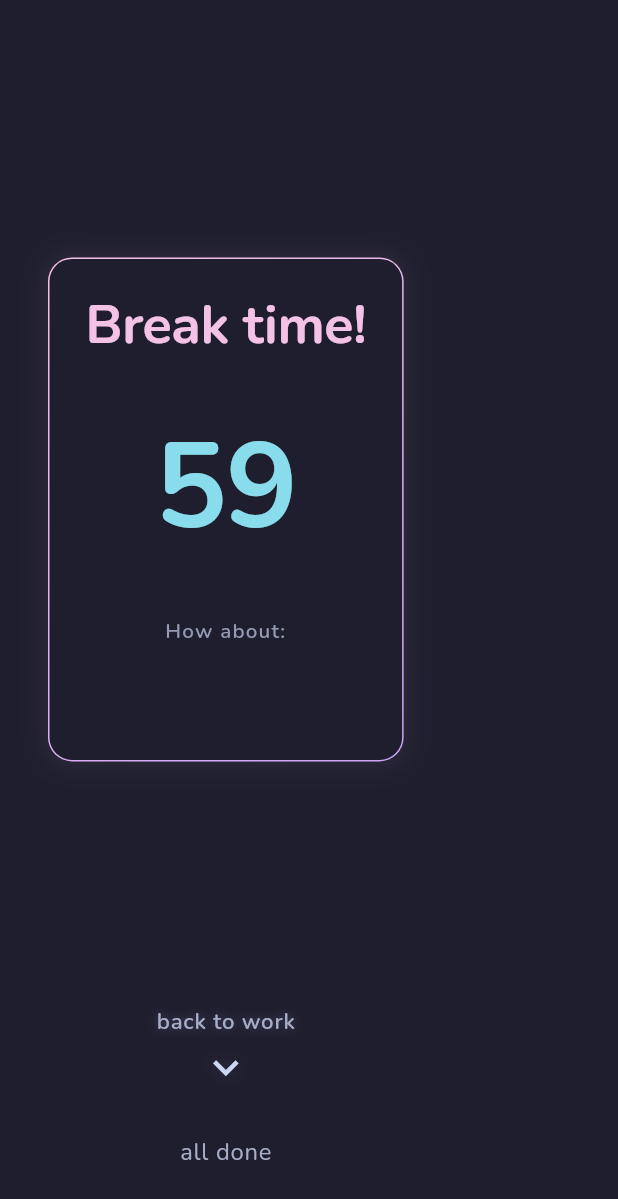
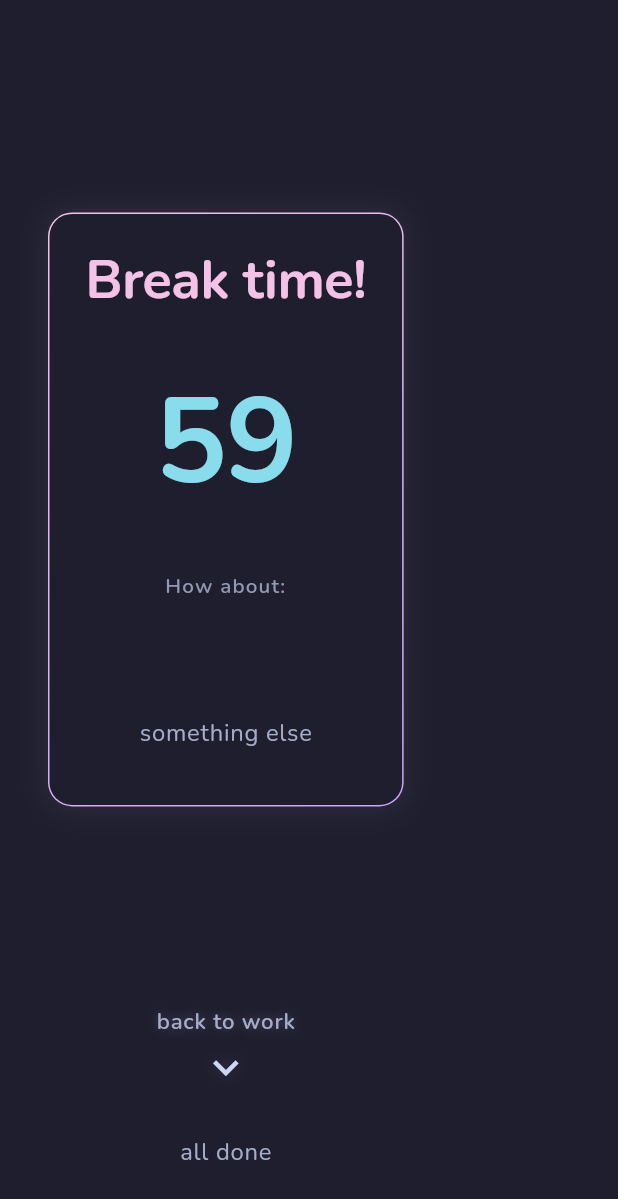
Before and after one commit to vocino/chunk, a Flutter app: the BreakCard widget shown alone on an empty page, opened directly with empty values, on a phone screen of 412 x 824 dp. Shown: the top 1199 px of the screen. Run offline on Flutter 3.47's test engine with Material 3 defaults, Android fonts, the light colour scheme and no system bars; our stand-ins replace audioplayers, shared_preferences; missing offline and left inert: dart:js_interop; accounts and stored records are empty.

Commit message:
feat: break activity refresh button
Break card gains a quiet 'something else' button under the activity
suggestion. Taps draw a new activity excluding the current one and
recent history, record the pick, and crossfade via AnimatedSwitcher.
Unlimited refreshes; countdown untouched.

Widget test pins the swap with a deterministic two-item pool; docs
updated and open design question 3 resolved.

```diff
--- a/lib/widgets/break_card.dart
+++ b/lib/widgets/break_card.dart
@@ -3,6 +3,7 @@ import 'package:flutter/material.dart';
 import 'package:provider/provider.dart';
 import '../models/break_activity.dart';
 import '../models/session_state.dart';
+import '../services/activity_service.dart';
 import '../services/sound_service.dart';
 import '../theme/app_theme.dart';
 import 'advance_arrow.dart';
@@ -30,6 +31,7 @@ class _BreakCardState extends State<BreakCard> {
   late int _duration;
   late int _remainingSeconds;
   late DateTime _endTime;
+  late BreakActivity _currentActivity;
   Timer? _countdownTimer;
 
   DateTime _now() => widget.now != null ? widget.now!() : DateTime.now();
@@ -38,6 +40,7 @@ class _BreakCardState extends State<BreakCard> {
   void initState() {
     super.initState();
     _duration = context.read<SessionState>().breakDuration;
+    _currentActivity = widget.activity;
     _remainingSeconds = _duration;
     _endTime = _now().add(Duration(seconds: _duration));
     _countdownTimer =
@@ -60,6 +63,18 @@ class _BreakCardState extends State<BreakCard> {
         _remainingSeconds = remaining.clamp(0, _duration).toInt();
       });
     }
+  }
+
+  void _refreshActivity() {
+    final sessionState = context.read<SessionState>();
+    final activityService = context.read<ActivityService>();
+    final next = activityService.getRandomActivity(
+      [...sessionState.recentActivityIds, _currentActivity.id],
+    );
+    sessionState.addRecentActivity(next.id);
+    setState(() {
+      _currentActivity = next;
+    });
   }
 
   @override
@@ -113,10 +128,24 @@ class _BreakCardState extends State<BreakCard> {
                     textAlign: TextAlign.center,
                   ),
                   const SizedBox(height: AppTheme.spaceMD),
-                  Text(
-                    '${widget.activity.emoji} ${widget.activity.text}',
-                    style: AppTheme.activity(context),
-                    textAlign: TextAlign.center,
+                  AnimatedSwitcher(
+                    duration: const Duration(milliseconds: 300),
+                    child: Text(
+                      '${_currentActivity.emoji} ${_currentActivity.text}',
+                      key: ValueKey(_currentActivity.id),
+                      style: AppTheme.activity(context),
+                      textAlign: TextAlign.center,
+                    ),
+                  ),
+                  const SizedBox(height: AppTheme.spaceSM),
+                  TextButton(
+                    onPressed: _refreshActivity,
+                    child: Text(
+                      'something else',
+                      style: AppTheme.label(context).copyWith(
+                        fontWeight: FontWeight.w400,
+                      ),
+                    ),
                   ),
                 ],
               ),
```
Also changed, not shown: 4 other files.
